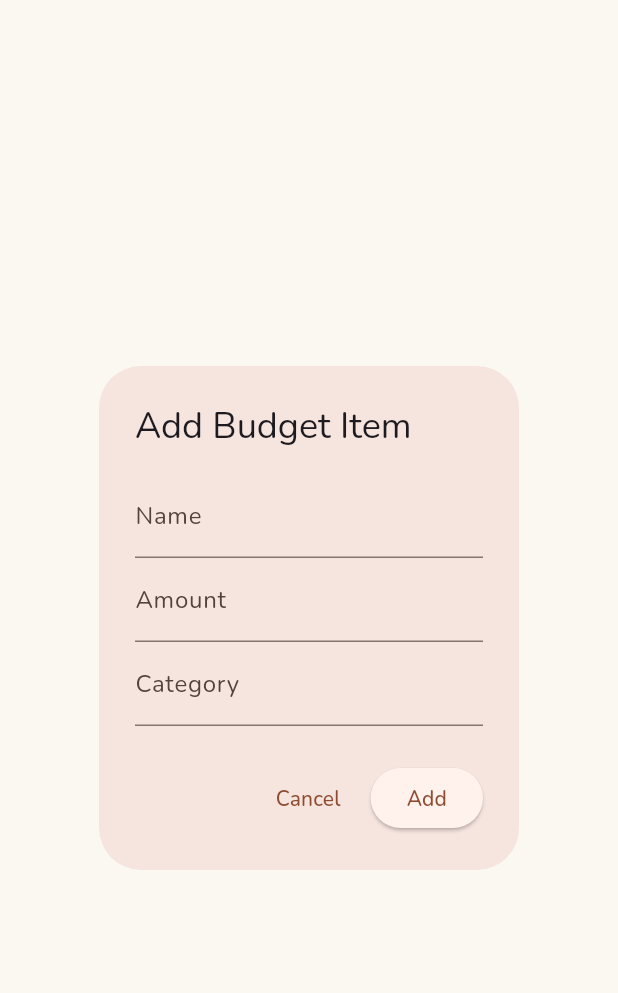
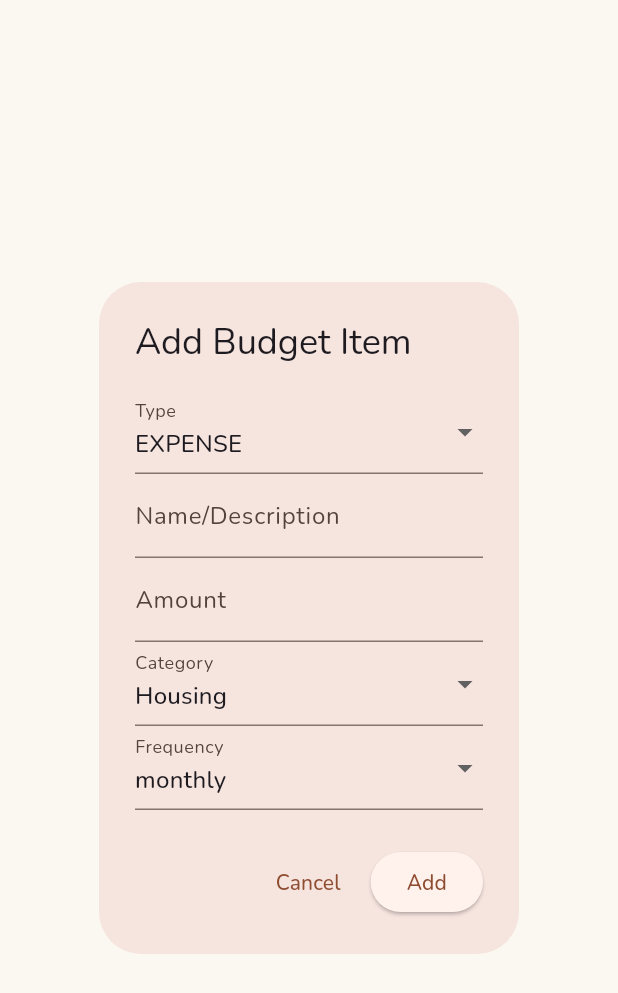
Before and after one commit to mediaprophet/solid-databox, a Flutter app: the _AddBudgetDialog widget shown alone on an empty page, opened directly, on a phone screen of 412 x 824 dp. Shown: the top 993 px of the screen. Run offline on Flutter 3.47's test engine with Material 3 defaults, Android fonts, the phone set to English and light mode, and no system bars; our stand-ins replace flutter_animate, flutter_riverpod, go_router, google_fonts, image_picker, qr_flutter; missing offline and left inert: mobile_scanner, solidpod, solidui; project files that could hold a hidden picture were left out.

Commit message:
feat(budget): add income/expense categorization and frequencies

```diff
--- a/demo/seraphim/lib/features/budget/domain/budget_model.dart
+++ b/demo/seraphim/lib/features/budget/domain/budget_model.dart
@@ -1,13 +1,32 @@
+enum BudgetFrequency {
+  daily,
+  weekly,
+  fortnightly,
+  monthly,
+  quarterly,
+  semiAnnually,
+  yearly,
+}
+
+enum BudgetType {
+  income,
+  expense,
+}
+
 class BudgetItem {
   final String id;
   final String name;
   final double amount;
   final String category;
+  final BudgetFrequency frequency;
+  final BudgetType type;
 
   BudgetItem({
     required this.id,
     required this.name,
     required this.amount,
     required this.category,
+    required this.frequency,
+    required this.type,
   });
 }
--- a/demo/seraphim/lib/features/budget/presentation/budget_screen.dart
+++ b/demo/seraphim/lib/features/budget/presentation/budget_screen.dart
@@ -13,17 +13,36 @@ class BudgetScreen extends ConsumerWidget {
 
     return SolidScaffold(
       body: budgetItemsAsync.when(
-        data: (items) => ListView.builder(
+        data: (items) {
+          if (items.isEmpty) {
+            return const Center(child: Text('No budget items yet. Add one!'));
+          }
+          return ListView.builder(
             itemCount: items.length,
             itemBuilder: (context, index) {
               final item = items[index];
+              final isIncome = item.type == BudgetType.income;
               return ListTile(
+                leading: CircleAvatar(
+                  backgroundColor: isIncome ? Colors.green.shade100 : Colors.red.shade100,
+                  child: Icon(
+                    isIncome ? Icons.arrow_downward : Icons.arrow_upward,
+                    color: isIncome ? Colors.green : Colors.red,
+                  ),
+                ),
                 title: Text(item.name),
-              subtitle: Text(item.category),
-              trailing: Text('\$${item.amount.toStringAsFixed(2)}'),
+                subtitle: Text('${item.category} • ${item.frequency.name}'),
+                trailing: Text(
+                  '${isIncome ? '+' : '-'}\$${item.amount.toStringAsFixed(2)}',
+                  style: TextStyle(
+                    color: isIncome ? Colors.green : Colors.red,
+                    fontWeight: FontWeight.bold,
+                  ),
+                ),
               );
             },
-        ),
+          );
+        },
         loading: () => const Center(child: CircularProgressIndicator()),
         error: (err, stack) => Center(child: Text('Error: $err')),
       ),
@@ -54,27 +73,77 @@ class _AddBudgetDialog extends StatefulWidget {
 class _AddBudgetDialogState extends State<_AddBudgetDialog> {
   final _nameController = TextEditingController();
   final _amountController = TextEditingController();
-  final _categoryController = TextEditingController();
+
+  BudgetType _selectedType = BudgetType.expense;
+  BudgetFrequency _selectedFrequency = BudgetFrequency.monthly;
+  String? _selectedCategory;
+
+  final Map<BudgetType, List<String>> _categories = {
+    BudgetType.income: ['Salary', 'Freelance', 'Investments', 'Government Support', 'Other'],
+    BudgetType.expense: ['Housing', 'Utilities', 'Groceries', 'Transport', 'Health', 'Entertainment', 'Insurance', 'Debt', 'Other'],
+  };
 
   @override
   void dispose() {
     _nameController.dispose();
     _amountController.dispose();
-    _categoryController.dispose();
     super.dispose();
   }
 
   @override
   Widget build(BuildContext context) {
+    final currentCategories = _categories[_selectedType]!;
+    if (_selectedCategory == null || !currentCategories.contains(_selectedCategory)) {
+      _selectedCategory = currentCategories.first;
+    }
+
     return AlertDialog(
       title: const Text('Add Budget Item'),
       content: SingleChildScrollView(
         child: Column(
           mainAxisSize: MainAxisSize.min,
+          crossAxisAlignment: CrossAxisAlignment.stretch,
           children: [
-            TextField(controller: _nameController, decoration: const InputDecoration(labelText: 'Name')),
+            DropdownButtonFormField<BudgetType>(
+              value: _selectedType,
+              decoration: const InputDecoration(labelText: 'Type'),
+              items: BudgetType.values.map((type) {
+                return DropdownMenuItem(
+                  value: type,
+                  child: Text(type.name.toUpperCase()),
+                );
+              }).toList(),
+              onChanged: (val) {
+                if (val != null) {
+                  setState(() => _selectedType = val);
+                }
+              },
+            ),
+            TextField(controller: _nameController, decoration: const InputDecoration(labelText: 'Name/Description')),
             TextField(controller: _amountController, decoration: const InputDecoration(labelText: 'Amount'), keyboardType: TextInputType.number),
-            TextField(controller: _categoryController, decoration: const InputDecoration(labelText: 'Category')),
+            DropdownButtonFormField<String>(
+              value: _selectedCategory,
+              decoration: const InputDecoration(labelText: 'Category'),
+              items: currentCategories.map((cat) {
+                return DropdownMenuItem(value: cat, child: Text(cat));
+              }).toList(),
+              onChanged: (val) => setState(() => _selectedCategory = val),
+            ),
+            DropdownButtonFormField<BudgetFrequency>(
+              value: _selectedFrequency,
+              decoration: const InputDecoration(labelText: 'Frequency'),
+              items: BudgetFrequency.values.map((freq) {
+                return DropdownMenuItem(
+                  value: freq,
+                  child: Text(freq.name),
+                );
+              }).toList(),
+              onChanged: (val) {
+                if (val != null) {
+                  setState(() => _selectedFrequency = val);
+                }
+              },
+            ),
           ],
         ),
       ),
@@ -84,13 +153,14 @@ class _AddBudgetDialogState extends State<_AddBudgetDialog> {
           onPressed: () {
             final name = _nameController.text;
             final amount = double.tryParse(_amountController.text) ?? 0.0;
-            final category = _categoryController.text.isEmpty ? 'Uncategorized' : _categoryController.text;
             if (name.isNotEmpty) {
               Navigator.of(context).pop(BudgetItem(
                 id: DateTime.now().millisecondsSinceEpoch.toString(),
                 name: name,
                 amount: amount,
-                category: category,
+                category: _selectedCategory!,
+                frequency: _selectedFrequency,
+                type: _selectedType,
               ));
             }
           },
```
Also changed, not shown: demo/seraphim/lib/features/budget/infrastructure/budget_repository.dart (+30 -15 lines). Lines whose indentation alone changed are shown as unchanged.
